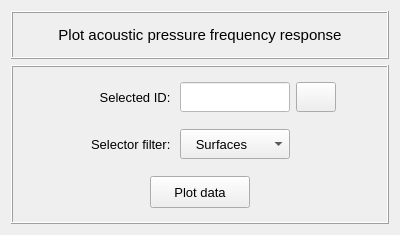
Old version of the form vibra/interface/data/ui_files/plots/acoustic/plot_acoustic_pressure_frequency_response_input.ui in the repository MOPT-UFSC/VIBRA.
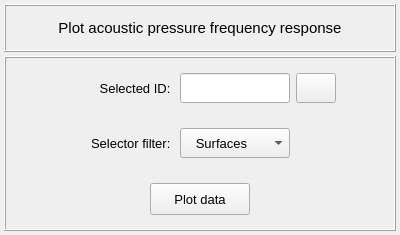
New version of the form. Icons and pictures are not drawn.

Commit message: Remove white background color from ui-files

```diff
--- a/vibra/interface/data/ui_files/plots/acoustic/plot_acoustic_pressure_frequency_response_input.ui
+++ b/vibra/interface/data/ui_files/plots/acoustic/plot_acoustic_pressure_frequency_response_input.ui
@@ -14,6 +14,21 @@
    <string>Form</string>
   </property>
   <layout class="QGridLayout" name="gridLayout_4">
+   <property name="leftMargin">
+    <number>4</number>
+   </property>
+   <property name="topMargin">
+    <number>4</number>
+   </property>
+   <property name="rightMargin">
+    <number>4</number>
+   </property>
+   <property name="bottomMargin">
+    <number>4</number>
+   </property>
+   <property name="verticalSpacing">
+    <number>4</number>
+   </property>
    <item row="0" column="0">
     <widget class="QFrame" name="frame">
      <property name="minimumSize">
@@ -216,8 +231,7 @@
             </font>
            </property>
            <property name="styleSheet">
-            <string notr="true">color: rgb(0, 0, 255);
-background-color: rgb(255,255,255)</string>
+            <string notr="true"/>
            </property>
            <property name="text">
             <string/>
```
The commit also changes 5 other files.
